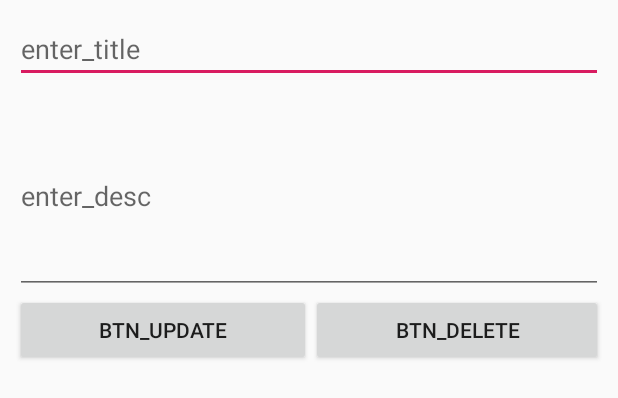
After one commit to hemmlin/SCI_app, an Android app: the layout activity_modify_record.xml on its own in the app's theme, with its tools: preview values and no code run, on a phone screen of 412 x 824 dp. The commit adds this screen. Shown: the top 398 px of the screen. Run offline under Robolectric (Android 15) with nearby library versions, the phone set to English and light mode, and no system bars.

Commit message:
Listaus mahdollisuus

```diff
--- a/app/src/main/java/com/example/sciprojekti/MainActivity.java
+++ b/app/src/main/java/com/example/sciprojekti/MainActivity.java
@@ -37,7 +37,7 @@ public class MainActivity extends AppCompatActivity {
         listabtn.setOnClickListener(new View.OnClickListener() {
             @Override
             public void onClick(View v) {
-                startActivity(new Intent(MainActivity.this, KauppalistaActivity.class));
+                startActivity(new Intent(MainActivity.this, AddCountryActivity.class));
             }
         });
 
@@ -63,10 +63,10 @@ public class MainActivity extends AppCompatActivity {
         // Handle action bar item clicks here. The action bar will
         // automatically handle clicks on the Home/Up button, so long
         // as you specify a parent activity in AndroidManifest.xml.
-        int id = item.getItemId();
+        int ip = item.getItemId();
 
         //noinspection SimplifiableIfStatement
-        if (id == R.id.action_settings) {
+        if (ip == R.id.action_settings) {
             return true;
         }
 
--- /dev/null
+++ b/app/src/main/res/layout/activity_modify_record.xml
@@ -0,0 +1,49 @@
+<?xml version="1.0" encoding="utf-8"?>
+<LinearLayout xmlns:android="http://schemas.android.com/apk/res/android"
+    android:layout_width="match_parent"
+    android:layout_height="match_parent"
+    android:orientation="vertical"
+    android:padding="10dp" >
+
+    <EditText
+        android:id="@+id/subject_edittext"
+        android:layout_width="match_parent"
+        android:layout_height="wrap_content"
+        android:layout_marginBottom="10dp"
+        android:ems="10"
+        android:hint="enter_title" />
+
+    <EditText
+        android:id="@+id/description_edittext"
+        android:layout_width="match_parent"
+        android:layout_height="wrap_content"
+        android:ems="10"
+        android:hint="enter_desc"
+        android:inputType="textMultiLine"
+        android:minLines="5" >
+    </EditText>
+
+
+    <LinearLayout
+        android:layout_width="fill_parent"
+        android:layout_height="wrap_content"
+        android:weightSum="2"
+        android:gravity="center_horizontal"
+        android:orientation="horizontal" >
+
+        <Button
+            android:id="@+id/btn_update"
+            android:layout_width="wrap_content"
+            android:layout_height="wrap_content"
+            android:layout_weight="1"
+            android:text="btn_update" />
+
+        <Button
+            android:id="@+id/btn_delete"
+            android:layout_width="wrap_content"
+            android:layout_height="wrap_content"
+            android:layout_weight="1"
+            android:text="btn_delete" />
+    </LinearLayout>
+
+</LinearLayout>
--- a/app/src/main/res/menu/menu_main.xml
+++ b/app/src/main/res/menu/menu_main.xml
@@ -5,6 +5,6 @@
     <item
         android:id="@+id/action_settings"
         android:orderInCategory="100"
-        android:title="@string/action_settings"
-        app:showAsAction="never" />
+        android:title="my menu Item!"
+        app:showAsAction="never"/>
 </menu>
```
Also changed, not shown: app/src/main/AndroidManifest.xml (+15 -1 lines), app/src/main/java/com/example/sciprojekti/AddCountryActivity.java (added, +55 -0 lines), app/src/main/java/com/example/sciprojekti/CountryListActivity.java (added, +87 -0 lines), app/src/main/java/com/example/sciprojekti/DBManager.java (added, +58 -0 lines), app/src/main/java/com/example/sciprojekti/DatabaseHelper.java (added, +41 -0 lines), app/src/main/java/com/example/sciprojekti/EmpListFragment.java (added, +64 -0 lines), app/src/main/java/com/example/sciprojekti/ModifyCountryActivity.java (added, +74 -0 lines), app/src/main/res/layout/activity_add_record.xml (added, +35 -0 lines), app/src/main/res/layout/activity_view_record.xml (added, +40 -0 lines), app/src/main/res/layout/fragment_emp_list.xml (added, +21 -0 lines), app/src/main/res/menu/main.xml (added, +11 -0 lines).
